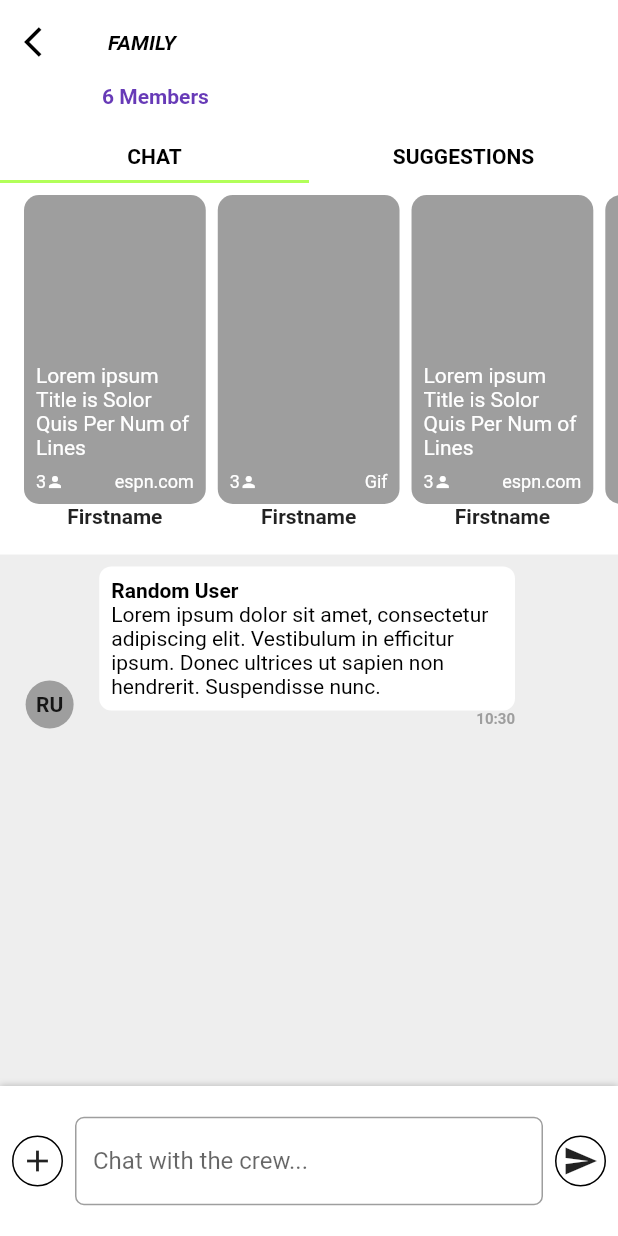
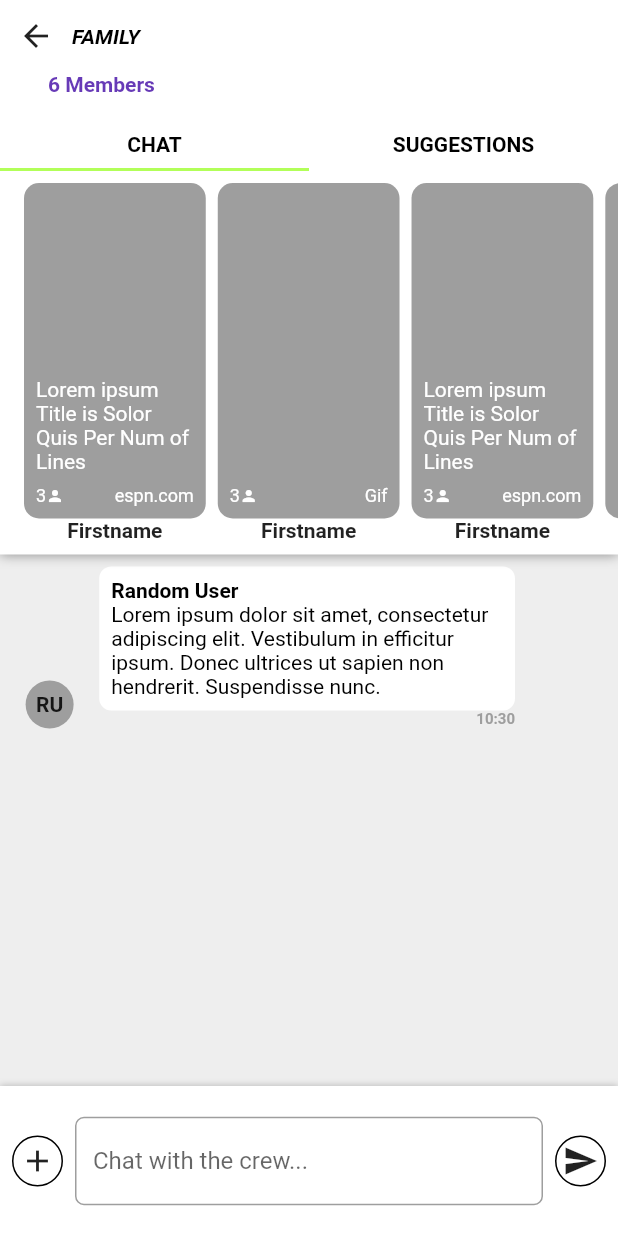
Before and after one commit to TesteurManiak/bstevr_assessment, a Flutter app: the screen it shows after launch, after a tap on the "add" icon, on a phone screen of 412 x 824 dp. Run offline on Flutter 3.47's test engine with Material 2 defaults, Android fonts, the phone set to English and light mode, and no system bars.

Commit message:
fixed appbar

```diff
--- a/chat_screen/lib/ui/chat_screen/widgets/chat_app_bar.dart
+++ b/chat_screen/lib/ui/chat_screen/widgets/chat_app_bar.dart
@@ -1,7 +1,6 @@
 import 'dart:async';
 
-import 'package:chat_screen/ui/chat_screen/widgets/chat_tab_view.dart';
-import 'package:chat_screen/ui/chat_screen/widgets/suggestions_tab_view.dart';
+import 'package:chat_screen/ui/chat_screen/widgets/custom_header.dart';
 import 'package:flutter/material.dart';
 
 class ChatAppBar extends StatefulWidget {
@@ -31,79 +30,13 @@ class _ChatAppBarState extends State<ChatAppBar>
   @override
   Widget build(BuildContext context) {
     final size = MediaQuery.of(context).size;
-    return SliverAppBar(
-      floating: true,
-      expandedHeight: size.height / 3 + 95,
-      leading: IconButton(
-        icon: Icon(Icons.arrow_back_ios),
-        onPressed: () {},
+    return SliverPersistentHeader(
+      delegate: CustomHeader(
+        maxExtent: size.height / 3 + 95,
+        minExtent: size.height / 4,
+        tabController: _tabController,
       ),
-      centerTitle: false,
-      title: const Text(
-        'FAMILY',
-        style: TextStyle(
-          color: Colors.black,
-          fontWeight: FontWeight.bold,
-          fontStyle: FontStyle.italic,
-        ),
-      ),
-      flexibleSpace: LayoutBuilder(
-        builder: (_, constraints) {
-          final isSemiCollapsed = constraints.biggest.height <= size.height / 4;
-          _appBarHeightController.sink.add(constraints.biggest.height);
-          return FlexibleSpaceBar(
-            background: Column(
-              crossAxisAlignment: CrossAxisAlignment.start,
-              mainAxisSize: MainAxisSize.min,
-              children: [
-                const SizedBox(height: 56),
-                if (!isSemiCollapsed)
-                  Padding(
-                    padding: const EdgeInsets.only(left: 68, bottom: 16),
-                    child: const Text(
-                      '6 Members',
-                      style: TextStyle(
-                        color: Colors.deepPurple,
-                        fontWeight: FontWeight.bold,
-                      ),
-                    ),
-                  ),
-                TabBar(
-                  indicatorColor: Colors.lightGreenAccent,
-                  controller: _tabController,
-                  onTap: (index) => setState(() => _currentTabIndex = index),
-                  tabs: const <Widget>[
-                    Text(
-                      'CHAT',
-                      style: TextStyle(
-                        color: Colors.black,
-                        fontWeight: FontWeight.bold,
-                      ),
-                    ),
-                    Text(
-                      'SUGGESTIONS',
-                      style: TextStyle(
-                        color: Colors.black,
-                        fontWeight: FontWeight.bold,
-                      ),
-                    ),
-                  ],
-                ),
-                Expanded(
-                  child: TabBarView(
-                    physics: const NeverScrollableScrollPhysics(),
-                    controller: _tabController,
-                    children: [
-                      ChatTabView(isSemiCollapsed),
-                      SuggestionsTabView(),
-                    ],
-                  ),
-                ),
-              ],
-            ),
-          );
-        },
-      ),
+      pinned: true,
     );
   }
 }
--- a/chat_screen/lib/ui/chat_screen/widgets/chat_tab_view.dart
+++ b/chat_screen/lib/ui/chat_screen/widgets/chat_tab_view.dart
@@ -4,8 +4,9 @@ import 'package:flutter/material.dart';
 
 class ChatTabView extends StatelessWidget {
   final bool isCollapsed;
+  final double maxHeight;
 
-  ChatTabView(this.isCollapsed);
+  ChatTabView(this.isCollapsed, this.maxHeight);
 
   final _chats = List<ChatModel>.generate(
     10,
@@ -22,11 +23,11 @@ class ChatTabView extends StatelessWidget {
   @override
   Widget build(BuildContext context) {
     return ListView.separated(
-      padding: const EdgeInsets.only(left: 16, top: 8, bottom: 8),
+      padding: const EdgeInsets.symmetric(horizontal: 16, vertical: 8),
       scrollDirection: Axis.horizontal,
       itemCount: _chats.length,
       separatorBuilder: (_, __) => const SizedBox(width: 8),
-      itemBuilder: (_, index) => ChatWidget(_chats[index]),
+      itemBuilder: (_, index) => ChatWidget(_chats[index], maxHeight),
     );
   }
 }
--- a/chat_screen/lib/ui/chat_screen/widgets/chat_widget.dart
+++ b/chat_screen/lib/ui/chat_screen/widgets/chat_widget.dart
@@ -3,20 +3,27 @@ import 'package:flutter/material.dart';
 
 class ChatWidget extends StatelessWidget {
   final ChatModel chatModel;
+  final double maxHeight;
 
-  ChatWidget(this.chatModel);
+  ChatWidget(this.chatModel, this.maxHeight);
 
   @override
   Widget build(BuildContext context) {
     final size = MediaQuery.of(context).size;
     final cardWidth = size.width / 3.4;
-    return Column(
+    return SizedBox(
+      height: maxHeight,
+      width: cardWidth,
+      child: Column(
         children: [
-        Stack(
+          Flexible(
+            child: Stack(
               children: [
                 Container(
-              height: size.height / 4,
-              width: cardWidth,
+                  constraints: BoxConstraints(
+                    maxWidth: cardWidth,
+                    minWidth: cardWidth,
+                  ),
                   decoration: BoxDecoration(
                     color: Colors.grey,
                     borderRadius: BorderRadius.circular(10),
@@ -53,7 +60,8 @@ class ChatWidget extends StatelessWidget {
                                 fontSize: 12,
                               ),
                             ),
-                        const Icon(Icons.person, color: Colors.white, size: 12),
+                            const Icon(Icons.person,
+                                color: Colors.white, size: 12),
                             Expanded(child: Container()),
                             Text(
                               chatModel.source,
@@ -71,11 +79,13 @@ class ChatWidget extends StatelessWidget {
                 ),
               ],
             ),
+          ),
           Text(
             chatModel.author,
             style: TextStyle(fontWeight: FontWeight.bold),
           ),
         ],
+      ),
     );
   }
 }
--- /dev/null
+++ b/chat_screen/lib/ui/chat_screen/widgets/custom_header.dart
@@ -0,0 +1,99 @@
+import 'package:chat_screen/ui/chat_screen/widgets/chat_tab_view.dart';
+import 'package:chat_screen/ui/chat_screen/widgets/suggestions_tab_view.dart';
+import 'package:flutter/material.dart';
+
+class CustomHeader extends SliverPersistentHeaderDelegate {
+  @override
+  final double maxExtent;
+
+  @override
+  final double minExtent;
+
+  final TabController? tabController;
+
+  CustomHeader({
+    required this.maxExtent,
+    required this.minExtent,
+    this.tabController,
+  });
+
+  @override
+  Widget build(
+      BuildContext context, double shrinkOffset, bool overlapsContent) {
+    final scale = 1 - shrinkOffset / maxExtent;
+    final isSemiCollapsed = scale < 0.75;
+    return Container(
+      decoration: BoxDecoration(
+        color: Colors.white,
+        boxShadow: [
+          BoxShadow(
+            color: Colors.black.withOpacity(0.4),
+            blurRadius: 6,
+          )
+        ],
+      ),
+      child: Column(
+        crossAxisAlignment: CrossAxisAlignment.start,
+        mainAxisSize: MainAxisSize.min,
+        children: [
+          Row(
+            children: [
+              BackButton(),
+              const Text(
+                'FAMILY',
+                style: TextStyle(
+                  color: Colors.black,
+                  fontWeight: FontWeight.bold,
+                  fontStyle: FontStyle.italic,
+                ),
+              ),
+            ],
+          ),
+          if (!isSemiCollapsed)
+            Padding(
+              padding: const EdgeInsets.only(left: 32, bottom: 16),
+              child: const Text(
+                '6 Members',
+                style: TextStyle(
+                  color: Colors.deepPurple,
+                  fontWeight: FontWeight.bold,
+                ),
+              ),
+            ),
+          TabBar(
+            indicatorColor: Colors.lightGreenAccent,
+            controller: tabController,
+            tabs: const <Widget>[
+              Text(
+                'CHAT',
+                style: TextStyle(
+                  color: Colors.black,
+                  fontWeight: FontWeight.bold,
+                ),
+              ),
+              Text(
+                'SUGGESTIONS',
+                style: TextStyle(
+                  color: Colors.black,
+                  fontWeight: FontWeight.bold,
+                ),
+              ),
+            ],
+          ),
+          Expanded(
+            child: TabBarView(
+              controller: tabController,
+              children: [
+                ChatTabView(isSemiCollapsed, maxExtent * scale),
+                SuggestionsTabView(),
+              ],
+            ),
+          ),
+        ],
+      ),
+    );
+  }
+
+  @override
+  bool shouldRebuild(covariant SliverPersistentHeaderDelegate _) => true;
+}
```
Also changed, not shown: chat_screen/pubspec.lock. Lines whose indentation alone changed are shown as unchanged.
